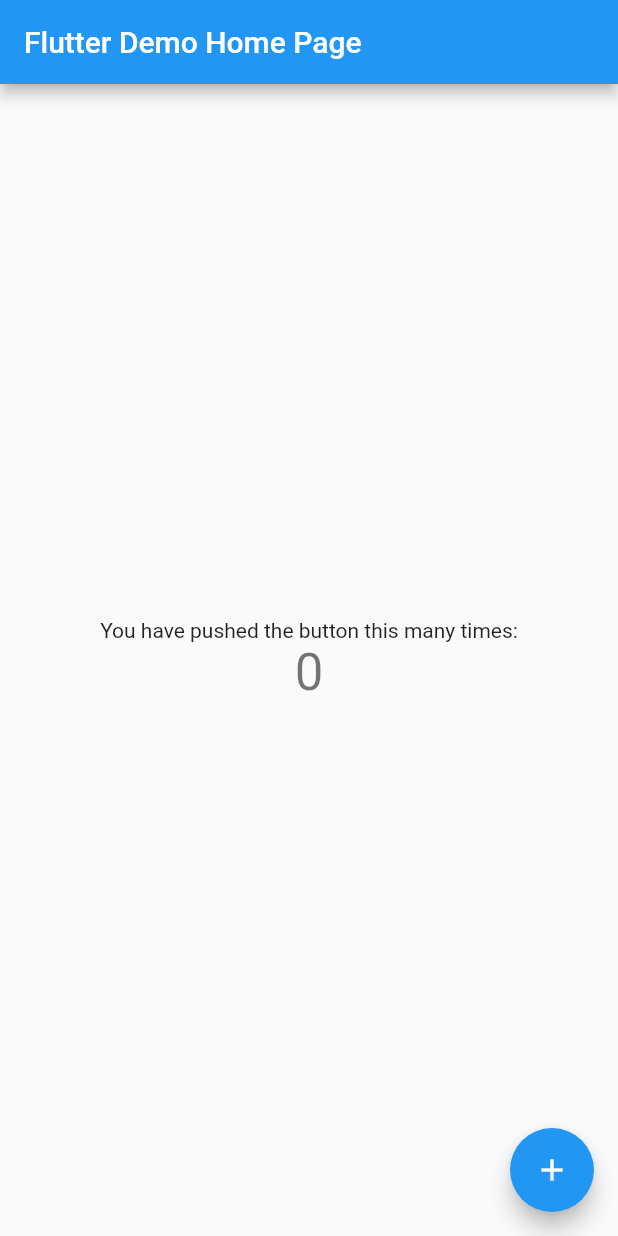
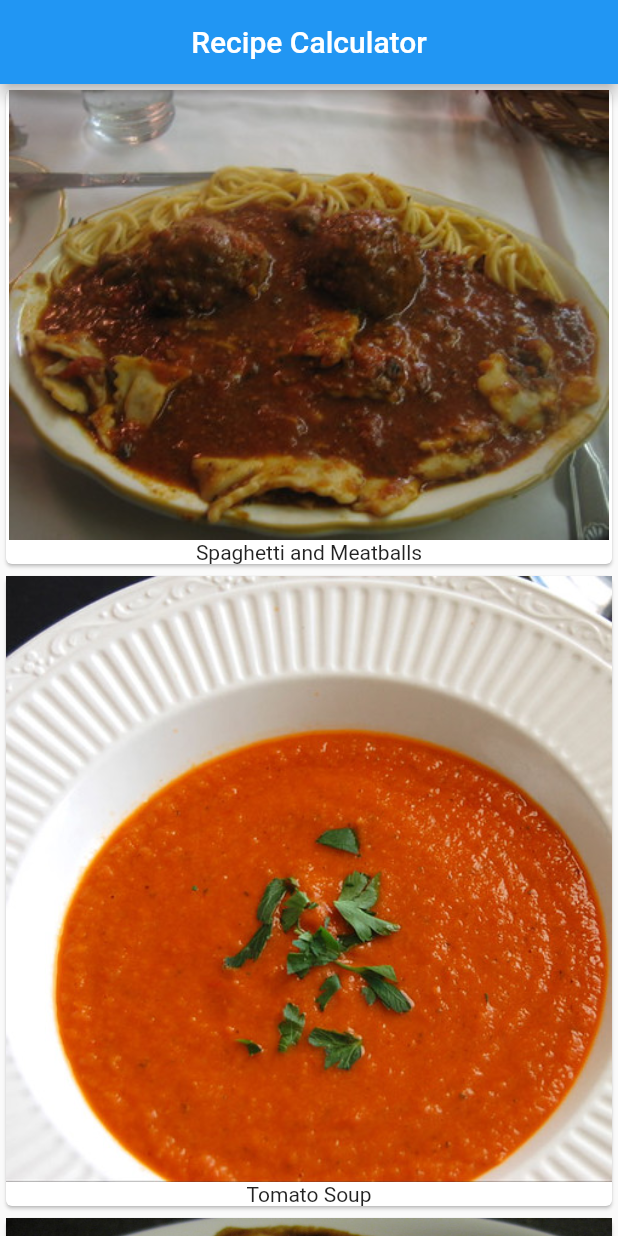
Before and after one commit to Ne0n11/recipes_flutter_apprentice, a Flutter app: the screen it shows after launch, on a phone screen of 412 x 824 dp. Run offline on Flutter 3.47's test engine with Material 2 defaults, Android fonts, the phone set to English and light mode, and no system bars.

Commit message:
Added some data

```diff
--- a/lib/main.dart
+++ b/lib/main.dart
@@ -1,43 +1,26 @@
 import 'package:flutter/material.dart';
 
-void main() {
-  runApp(MyApp());
-}
+import 'models/recipe.dart';
 
-class MyApp extends StatelessWidget {
-  // This widget is the root of your application.
+void main() => runApp(RecipeApp());
+
+class RecipeApp extends StatelessWidget {
   @override
   Widget build(BuildContext context) {
+    final ThemeData theme = ThemeData(
+      primaryColor: Colors.grey,
+      accentColor: Colors.black,
+    );
     return MaterialApp(
-      title: 'Flutter Demo',
-      theme: ThemeData(
-        // This is the theme of your application.
-        //
-        // Try running your application with "flutter run". You'll see the
-        // application has a blue toolbar. Then, without quitting the app, try
-        // changing the primarySwatch below to Colors.green and then invoke
-        // "hot reload" (press "r" in the console where you ran "flutter run",
-        // or simply save your changes to "hot reload" in a Flutter IDE).
-        // Notice that the counter didn't reset back to zero; the application
-        // is not restarted.
-        primarySwatch: Colors.blue,
-      ),
-      home: MyHomePage(title: 'Flutter Demo Home Page'),
+      title: 'Recipe Calculator',
+      theme: theme,
+      home: MyHomePage(title: 'Recipe Calculator'),
     );
   }
 }
 
 class MyHomePage extends StatefulWidget {
-  MyHomePage({Key? key, required this.title}) : super(key: key);
-
-  // This widget is the home page of your application. It is stateful, meaning
-  // that it has a State object (defined below) that contains fields that affect
-  // how it looks.
-
-  // This class is the configuration for the state. It holds the values (in this
-  // case the title) provided by the parent (in this case the App widget) and
-  // used by the build method of the State. Fields in a Widget subclass are
-  // always marked "final".
+  MyHomePage({required this.title});
 
   final String title;
 
@@ -46,68 +29,46 @@
 }
 
 class _MyHomePageState extends State<MyHomePage> {
-  int _counter = 0;
-
-  void _incrementCounter() {
-    setState(() {
-      // This call to setState tells the Flutter framework that something has
-      // changed in this State, which causes it to rerun the build method below
-      // so that the display can reflect the updated values. If we changed
-      // _counter without calling setState(), then the build method would not be
-      // called again, and so nothing would appear to happen.
-      _counter++;
-    });
+  @override
+  Widget build(BuildContext context) {
+    // 1
+    return Scaffold(
+      // 2
+      appBar: AppBar(
+        centerTitle: true,
+        title: Text(widget.title, style: TextStyle(color: Colors.white),),
+      ),
+      // 3
+      body: SafeArea(
+        // 4
+        child: ListView.builder(
+          // 5
+          itemCount: Recipe.samples.length,
+          // 6
+          itemBuilder: (BuildContext context, int index) {
+            // 7
+            return buildRecipeCard(Recipe.samples[index]);
+          },
+        ),
+      ),
+    );
   }
 
-  @override
-  Widget build(BuildContext context) {
-    // This method is rerun every time setState is called, for instance as done
-    // by the _incrementCounter method above.
-    //
-    // The Flutter framework has been optimized to make rerunning build methods
-    // fast, so that you can just rebuild anything that needs updating rather
-    // than having to individually change instances of widgets.
-    return Scaffold(
-      appBar: AppBar(
-        // Here we take the value from the MyHomePage object that was created by
-        // the App.build method, and use it to set our appbar title.
-        title: Text(widget.title),
+  Widget buildRecipeCard(Recipe recipe) {
+    // 1
+    return Card(
+      // 2
+      child: Column(
+        // 3
+        children: <Widget>[
+          // 4
+          Image(image: AssetImage(recipe.imageUrl)),
+          // 5
+          Text(recipe.label),
+        ],
       ),
-      body: Center(
-        // Center is a layout widget. It takes a single child and positions it
-        // in the middle of the parent.
-        child: Column(
-          // Column is also a layout widget. It takes a list of children and
-          // arranges them vertically. By default, it sizes itself to fit its
-          // children horizontally, and tries to be as tall as its parent.
-          //
-          // Invoke "debug painting" (press "p" in the console, choose the
-          // "Toggle Debug Paint" action from the Flutter Inspector in Android
-          // Studio, or the "Toggle Debug Paint" command in Visual Studio Code)
-          // to see the wireframe for each widget.
-          //
-          // Column has various properties to control how it sizes itself and
-          // how it positions its children. Here we use mainAxisAlignment to
-          // center the children vertically; the main axis here is the vertical
-          // axis because Columns are vertical (the cross axis would be
-          // horizontal).
-          mainAxisAlignment: MainAxisAlignment.center,
-          children: <Widget>[
-            Text(
-              'You have pushed the button this many times:',
-            ),
-            Text(
-              '$_counter',
-              style: Theme.of(context).textTheme.headline4,
-            ),
-          ],
-        ),
-      ),
-      floatingActionButton: FloatingActionButton(
-        onPressed: _incrementCounter,
-        tooltip: 'Increment',
-        child: Icon(Icons.add),
-      ), // This trailing comma makes auto-formatting nicer for build methods.
     );
   }
+
+
 }
--- /dev/null
+++ b/lib/models/recipe.dart
@@ -0,0 +1,40 @@
+class Recipe {
+  String label;
+  String imageUrl;
+  // TODO: Add servings and ingredients here
+
+  Recipe(
+      this.label,
+      this.imageUrl,
+      );
+// TODO; Add List<Recipe> here
+
+  static List<Recipe> samples = [
+    Recipe(
+      'Spaghetti and Meatballs',
+      'assets/2126711929_ef763de2b3_w.jpg',
+    ),
+    Recipe(
+      'Tomato Soup',
+      'assets/27729023535_a57606c1be.jpg',
+    ),
+    Recipe(
+      'Grilled Cheese',
+      'assets/3187380632_5056654a19_b.jpg',
+    ),
+    Recipe(
+      'Chocolate Chip Cookies',
+      'assets/15992102771_b92f4cc00a_b.jpg',
+    ),
+    Recipe(
+      'Taco Salad',
+      'assets/8533381643_a31a99e8a6_c.jpg',
+    ),
+    Recipe(
+      'Hawaiian Pizza',
+      'assets/15452035777_294cefced5_c.jpg',
+    ),
+  ];
+}
+
+// TODO: Add Ingredient() here
--- a/pubspec.yaml
+++ b/pubspec.yaml
@@ -45,7 +45,8 @@
   uses-material-design: true
 
   # To add assets to your application, add an assets section, like this:
-  # assets:
+  assets:
+    - assets/
   #   - images/a_dot_burr.jpeg
   #   - images/a_dot_ham.jpeg
 
```
Also changed, not shown: assets/15452035777_294cefced5_c.jpg (added), assets/15992102771_b92f4cc00a_b.jpg (added), assets/2126711929_ef763de2b3_w.jpg (added), assets/27729023535_a57606c1be.jpg (added), assets/3187380632_5056654a19_b.jpg (added), assets/8533381643_a31a99e8a6_c.jpg (added), 1 other file.
